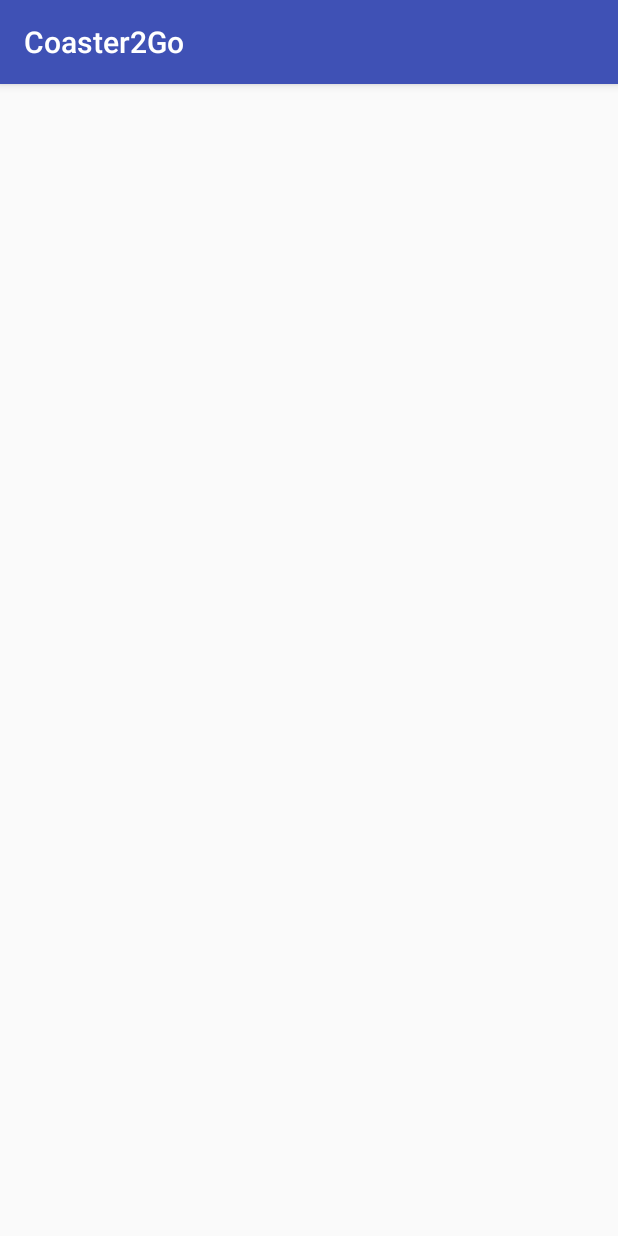
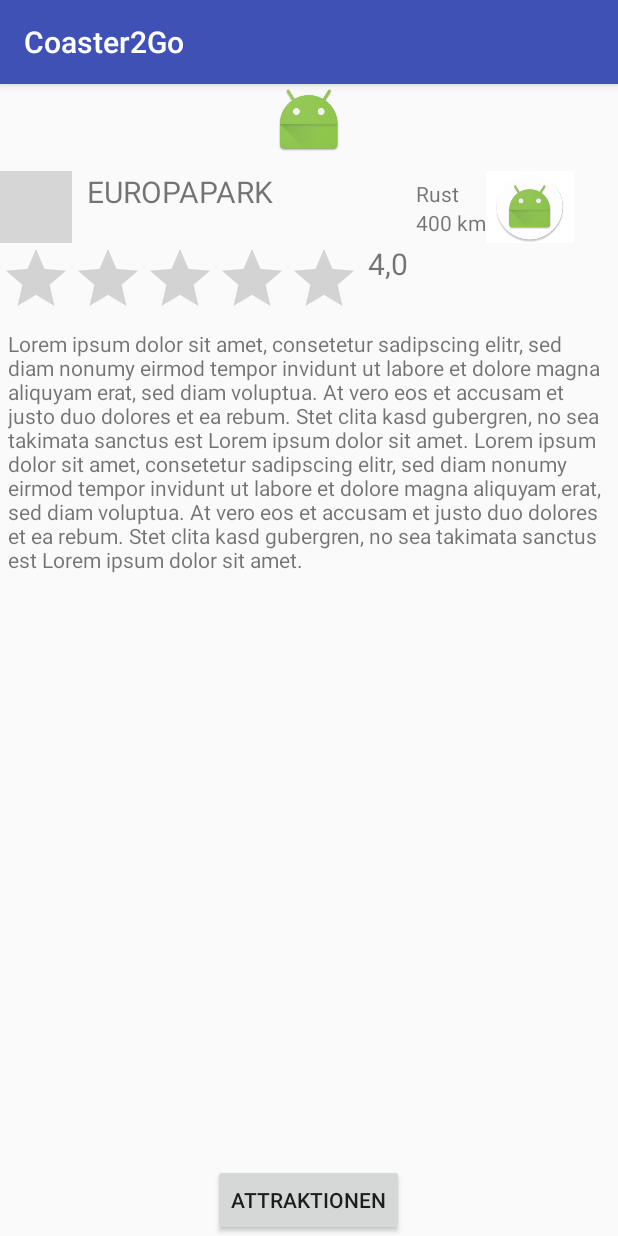
Before and after one commit to lb28/Coaster2Go, an Android app: the ParkDetailViewActivity screen opened directly, with no data from a screen before it, on a phone screen of 412 x 824 dp. Run offline under Robolectric (Android 15) with nearby library versions, the phone set to English and light mode, and no system bars; grey boxes are pictures that could not be loaded.

Commit message:
Anfang Parkdetailansicht

```diff
--- a/app/src/main/AndroidManifest.xml
+++ b/app/src/main/AndroidManifest.xml
@@ -18,7 +18,6 @@
         <activity
             android:name=".activities.MessageActivity"
             android:label="Message Board" />
-        <activity android:name=".activities.TimsTestActivity" />
         <activity
             android:name=".activities.TestDataActivity"
             android:theme="@style/Theme.AppCompat" />
@@ -36,8 +35,10 @@
             android:name=".Main2Activity"
             android:label="@string/title_activity_main2"
             android:theme="@style/AppTheme.NoActionBar" />
-        <activity android:name=".activities.BaseActivity"
-            android:theme="@style/AppTheme.NoActionBar"/>
+        <activity
+            android:name=".activities.BaseActivity"
+            android:theme="@style/AppTheme.NoActionBar" />
+        <activity android:name=".activities.ParkDetailViewActivity"></activity>
     </application>
 
 </manifest>
--- a/app/src/main/java/de/uulm/dbis/coaster2go/activities/TimsTestActivity.java
+++ b/app/src/main/java/de/uulm/dbis/coaster2go/activities/ParkDetailViewActivity.java
@@ -5,11 +5,11 @@ import android.os.Bundle;
 
 import de.uulm.dbis.coaster2go.R;
 
-public class TimsTestActivity extends AppCompatActivity {
+public class ParkDetailViewActivity extends AppCompatActivity {
 
     @Override
     protected void onCreate(Bundle savedInstanceState) {
         super.onCreate(savedInstanceState);
-        setContentView(R.layout.activity_tims_test);
+        setContentView(R.layout.activity_park_detail_view);
     }
 }
--- /dev/null
+++ b/app/src/main/res/layout/activity_park_detail_view.xml
@@ -0,0 +1,128 @@
+<?xml version="1.0" encoding="utf-8"?>
+<RelativeLayout xmlns:android="http://schemas.android.com/apk/res/android"
+    xmlns:app="http://schemas.android.com/apk/res-auto"
+    xmlns:tools="http://schemas.android.com/tools"
+    android:layout_width="match_parent"
+    android:layout_height="match_parent"
+    android:id="@+id/park_detail_view_relativelayout"
+    tools:context="de.uulm.dbis.coaster2go.activities.ParkDetailViewActivity">
+
+    <LinearLayout
+        android:layout_width="match_parent"
+        android:layout_height="wrap_content"
+        android:orientation="horizontal"
+        android:id="@+id/park_image_linearlayout">
+
+        <ImageView
+            android:layout_width="match_parent"
+            android:layout_height="wrap_content"
+            android:id="@+id/park_image"
+            android:src="@mipmap/ic_launcher" />
+
+    </LinearLayout>
+
+    <RelativeLayout
+        android:layout_width="wrap_content"
+        android:layout_height="wrap_content"
+        android:layout_below="@id/park_image_linearlayout"
+        android:paddingTop="10dp"
+        android:id="@+id/park_detail_view_header_relativelayout">
+
+        <ImageButton
+            android:layout_width="wrap_content"
+            android:layout_height="wrap_content"
+            android:src="@mipmap/ic_launcher_round"
+            android:background="@color/tw__solid_white"
+            android:id="@+id/button_favorite_park"/>
+
+        <TextView
+            android:layout_width="wrap_content"
+            android:layout_height="match_parent"
+            android:layout_toRightOf="@id/button_favorite_park"
+            android:paddingLeft="10dp"
+            android:paddingBottom="10dp"
+            android:textSize="20dp"
+            android:text="EUROPAPARK"
+            android:id="@+id/park_detail_parkname"
+            android:layout_above="@+id/parkaverage_ratingbar" />
+
+        <RatingBar
+            android:layout_width="wrap_content"
+            android:layout_height="wrap_content"
+            android:layout_below="@id/button_favorite_park"
+            android:id="@+id/parkaverage_ratingbar"/>
+
+        <TextView
+            android:layout_width="wrap_content"
+            android:layout_height="wrap_content"
+            android:layout_toRightOf="@id/parkaverage_ratingbar"
+            android:layout_below="@id/park_detail_parkname"
+            android:textSize="20dp"
+            android:text="4,0"
+            android:paddingLeft="5dp"
+            android:id="@+id/park_detail_average"/>
+
+    </RelativeLayout>
+
+    <LinearLayout
+        android:layout_width="wrap_content"
+        android:layout_height="wrap_content"
+        android:layout_toRightOf="@id/park_detail_view_header_relativelayout"
+        android:layout_below="@id/park_image_linearlayout"
+        android:paddingTop="10dp"
+        android:paddingLeft="5dp"
+        android:orientation="horizontal"
+        android:id="@+id/park_detail_gps_linearlayout">
+
+        <LinearLayout
+            android:layout_width="wrap_content"
+            android:layout_height="wrap_content"
+            android:orientation="vertical">
+
+            <TextView
+                android:layout_width="wrap_content"
+                android:layout_height="wrap_content"
+                android:paddingTop="5dp"
+                android:text="Rust"/>
+
+            <TextView
+                android:layout_width="wrap_content"
+                android:layout_height="wrap_content"
+                android:text="400 km"
+                android:id="@+id/park_detail_distance"/>
+
+        </LinearLayout>
+
+        <ImageButton
+            android:layout_width="wrap_content"
+            android:layout_height="wrap_content"
+            android:src="@mipmap/ic_launcher_round"
+            android:paddingRight="5dp"
+            android:paddingLeft="5dp"
+            android:background="@color/cardview_light_background"
+            />
+
+
+    </LinearLayout>
+
+
+    <TextView
+        android:layout_width="match_parent"
+        android:layout_height="match_parent"
+        android:layout_below="@id/park_detail_view_header_relativelayout"
+        android:paddingLeft="5dp"
+        android:paddingRight="5dp"
+        android:text="Lorem ipsum dolor sit amet, consetetur sadipscing elitr, sed diam nonumy eirmod tempor invidunt ut labore et dolore magna aliquyam erat, sed diam voluptua. At vero eos et accusam et justo duo dolores et ea rebum. Stet clita kasd gubergren, no sea takimata sanctus est Lorem ipsum dolor sit amet. Lorem ipsum dolor sit amet, consetetur sadipscing elitr, sed diam nonumy eirmod tempor invidunt ut labore et dolore magna aliquyam erat, sed diam voluptua. At vero eos et accusam et justo duo dolores et ea rebum. Stet clita kasd gubergren, no sea takimata sanctus est Lorem ipsum dolor sit amet."/>
+
+    <Button
+        android:layout_width="wrap_content"
+        android:layout_height="wrap_content"
+        android:layout_alignParentBottom="true"
+        android:layout_centerHorizontal="true"
+        android:text="Attraktionen"/>
+
+
+
+
+
+</RelativeLayout>
```
